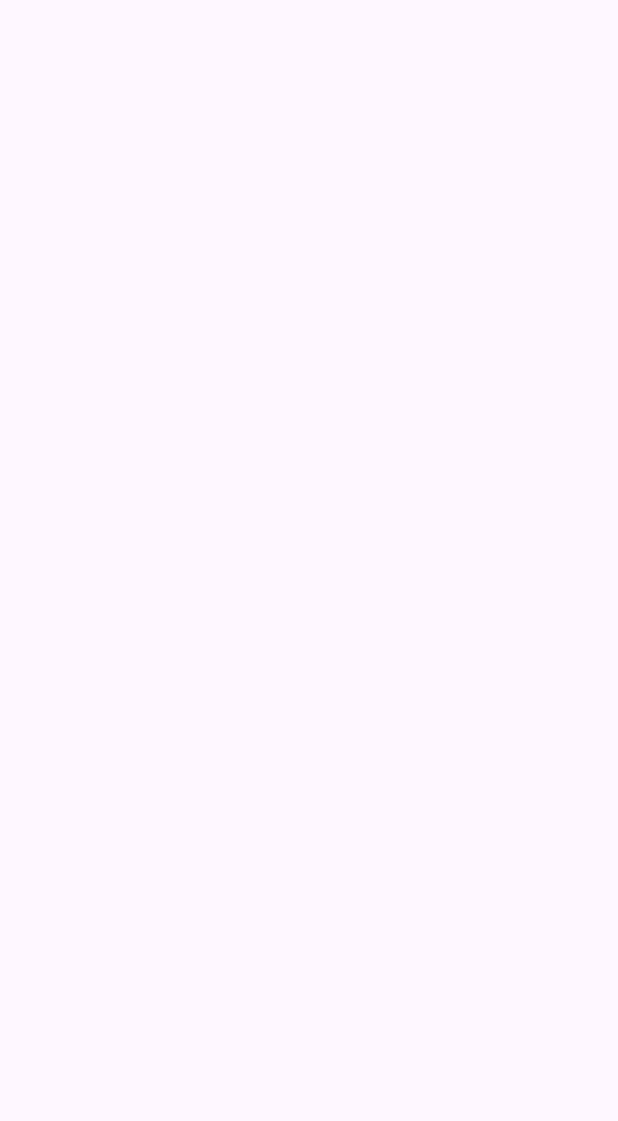
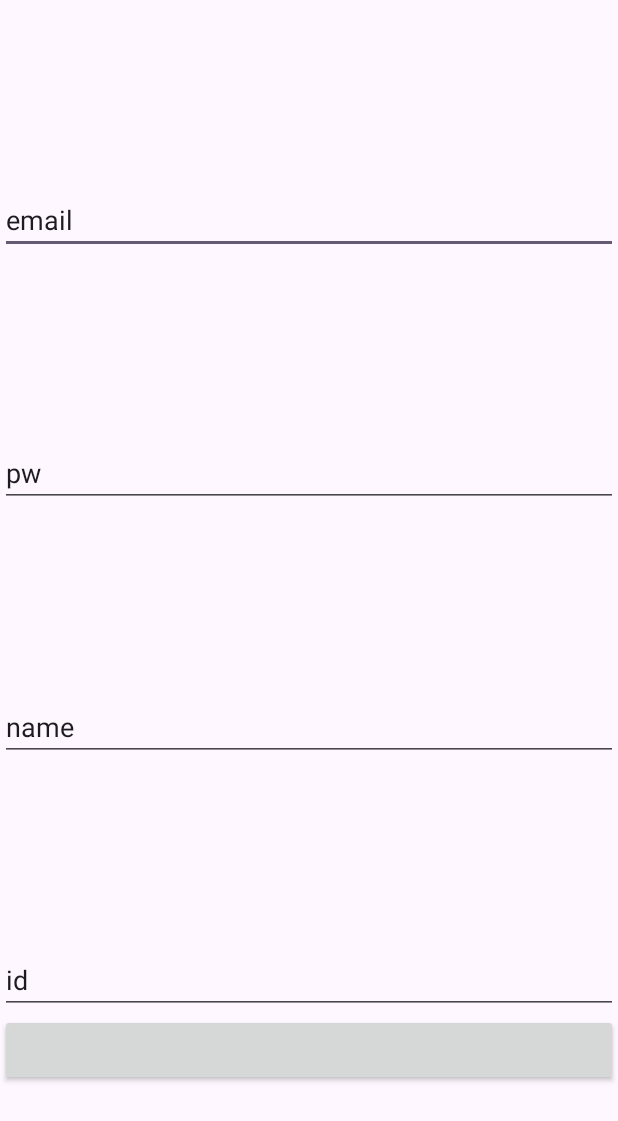
Before and after one commit to DongGi-create/Quoridor, an Android app: the test screen opened directly, with no data from a screen before it, on a phone screen of 412 x 824 dp. Before the commit the part shown is empty. Shown: the top 1121 px of the screen. Run offline under Robolectric (Android 15) with nearby library versions, the phone set to English and light mode, and no system bars; our stand-ins replace Firebase (no records; nobody signed in at launch, a user with empty details on screens opened directly).

Commit message:
add login&insert DB test

```diff
--- a/app/src/main/java/com/example/quoridor/database/Info.kt
+++ b/app/src/main/java/com/example/quoridor/database/Info.kt
@@ -1,4 +1,9 @@
 package com.example.quoridor.database
 
-class Info(val tier: String, val vs2_gamecnt: Int, val vs2_rating: Double,val vs4_gamecnt: Int,val vs4_rating: Double) {
-}
+data class Info(
+    var tier: String? = null,
+    var vs2_gamecnt: Int? = null,
+    var vs2_rating: Double? = null,
+    var vs4_gamecnt: Int? = null,
+    var vs4_rating: Double? = null,
+)
--- a/app/src/main/java/com/example/quoridor/database/fireDB/FireDB.kt
+++ b/app/src/main/java/com/example/quoridor/database/fireDB/FireDB.kt
@@ -14,7 +14,7 @@ class FireDB {
     /*fun insert(db: FirebaseFirestore, Info: Info, afterTasks: List<AfterTask?>) {
         // 함수 내부 로직
     }*/
-    fun insert(db: FirebaseFirestore, info: Info, afterTasks: List<AfterTask>) {
+    fun insert(db: FirebaseFirestore, info: Info, vararg afterTasks: AfterTask) {
         // 함수 내부 로직
         val user = FirebaseAuth.getInstance().currentUser
         if (user == null) {
--- a/app/src/main/res/layout/activity_test.xml
+++ b/app/src/main/res/layout/activity_test.xml
@@ -1,6 +1,65 @@
 <?xml version="1.0" encoding="utf-8"?>
 <androidx.constraintlayout.widget.ConstraintLayout xmlns:android="http://schemas.android.com/apk/res/android"
+    xmlns:app="http://schemas.android.com/apk/res-auto"
+    xmlns:tools="http://schemas.android.com/tools"
     android:layout_width="match_parent"
     android:layout_height="match_parent">
 
+    <EditText
+        android:id="@+id/ET_email"
+        android:layout_width="match_parent"
+        android:layout_height="wrap_content"
+        android:text="email"
+        app:layout_constraintBottom_toTopOf="@+id/ET_pw"
+        app:layout_constraintTop_toTopOf="parent" />
+    <EditText
+        android:id="@+id/ET_name"
+        android:layout_width="match_parent"
+        android:layout_height="wrap_content"
+        android:text="name"
+        app:layout_constraintBottom_toTopOf="@+id/ET_id"
+        app:layout_constraintTop_toBottomOf="@+id/ET_pw"
+        tools:layout_editor_absoluteX="16dp" />
+
+    <EditText
+        android:id="@+id/ET_pw"
+        android:layout_width="match_parent"
+        android:layout_height="wrap_content"
+        android:text="pw"
+        app:layout_constraintBottom_toTopOf="@+id/ET_id"
+        app:layout_constraintTop_toTopOf="parent"
+        tools:layout_editor_absoluteX="16dp" />
+
+    <EditText
+        android:id="@+id/ET_id"
+        android:layout_width="match_parent"
+        android:layout_height="wrap_content"
+        android:text="id"
+        app:layout_constraintBottom_toTopOf="@+id/btn_submit"
+        tools:layout_editor_absoluteX="34dp" />
+
+
+    <Button
+        android:id="@+id/btn_submit"
+        android:layout_width="match_parent"
+        android:layout_height="wrap_content"
+        app:layout_constraintBottom_toTopOf="@+id/TV_pw"
+        tools:layout_editor_absoluteX="0dp" />
+
+    <TextView
+        android:id="@+id/TV_pw"
+        android:layout_width="match_parent"
+        android:layout_height="50dp"
+        app:layout_constraintBottom_toTopOf="@+id/TV_id"
+        tools:layout_editor_absoluteX="38dp" />
+
+    <TextView
+        android:id="@+id/TV_id"
+        android:layout_width="match_parent"
+        android:layout_height="50dp"
+        app:layout_constraintBottom_toBottomOf="parent"
+        tools:layout_editor_absoluteX="0dp" />
+
+
+
 </androidx.constraintlayout.widget.ConstraintLayout>
```
Also changed, not shown: app/src/main/java/com/example/quoridor/auth/email/Email.kt (+10 -9 lines), app/src/main/java/com/example/quoridor/test.kt (+52 -1 lines).
